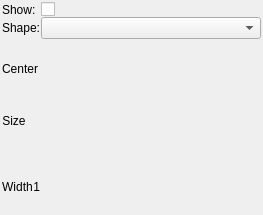
First picture: the form in src/firefly/area_detector_overlay.ui, repository spc-group/haven, before the edit.
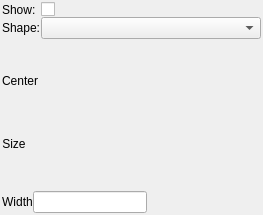
Second picture: the form after the edit. Custom widgets are drawn as their Qt base class.

Commit message: Add shape width in overlays

What changed in the file:
```diff
--- a/src/firefly/area_detector_overlay.ui
+++ b/src/firefly/area_detector_overlay.ui
@@ -246,16 +246,7 @@
       </layout>
      </item>
      <item>
-      <widget class="PyDMLabel" name="PyDMLabel_7">
-       <property name="toolTip">
-        <string/>
-       </property>
-       <property name="text">
-        <string>1</string>
-       </property>
-       <property name="alignment">
-        <set>Qt::AlignRight|Qt::AlignTrailing|Qt::AlignVCenter</set>
-       </property>
+      <widget class="QLineEdit" name="lineEdit">
        <property name="channel" stdset="0">
         <string>haven://${AD}.overlayes.overlay_${OV}.WidthX</string>
        </property>
@@ -279,11 +270,6 @@
   </layout>
  </widget>
  <customwidgets>
-  <customwidget>
-   <class>PyDMLabel</class>
-   <extends>QLabel</extends>
-   <header>pydm.widgets.label</header>
-  </customwidget>
   <customwidget>
    <class>PyDMSlider</class>
    <extends>QFrame</extends>
```
Left out of the diff: 14 changed lines with no effect on the pictures. The commit also changes 1 other file.
